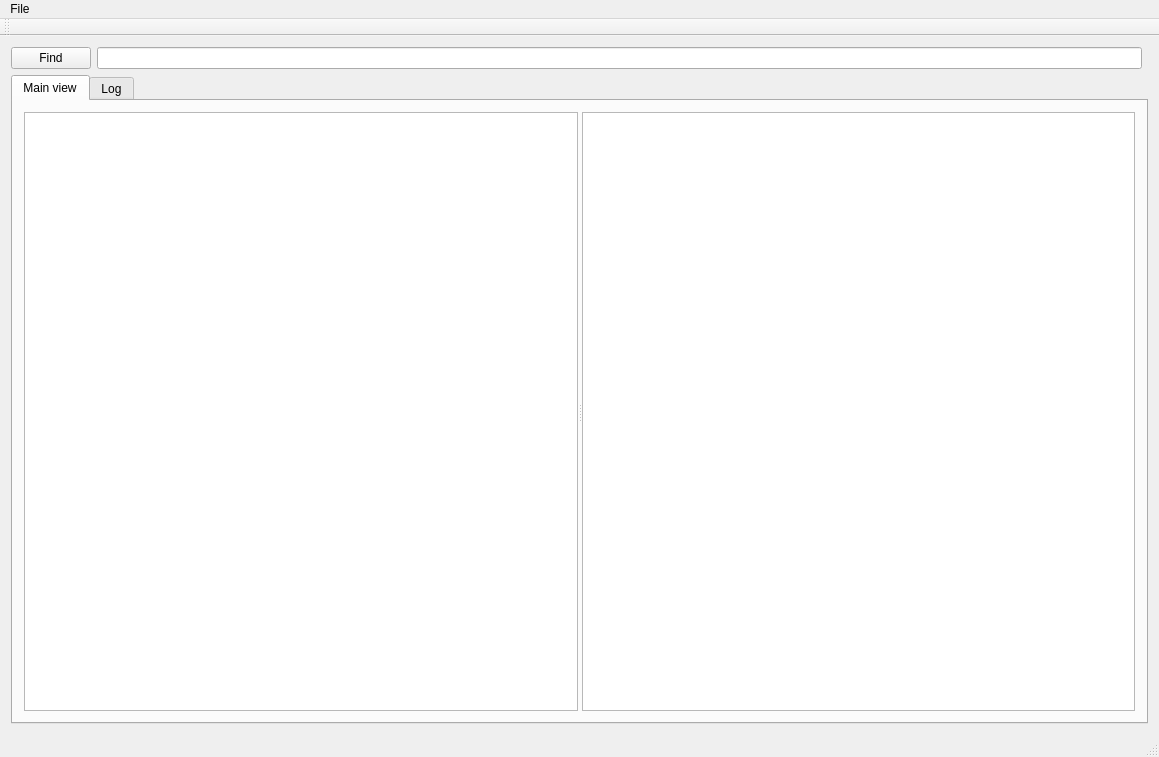
Qt form BusConfigUI/BusConfigUI.ui (Patryk-97/BusConfig) before a commit.
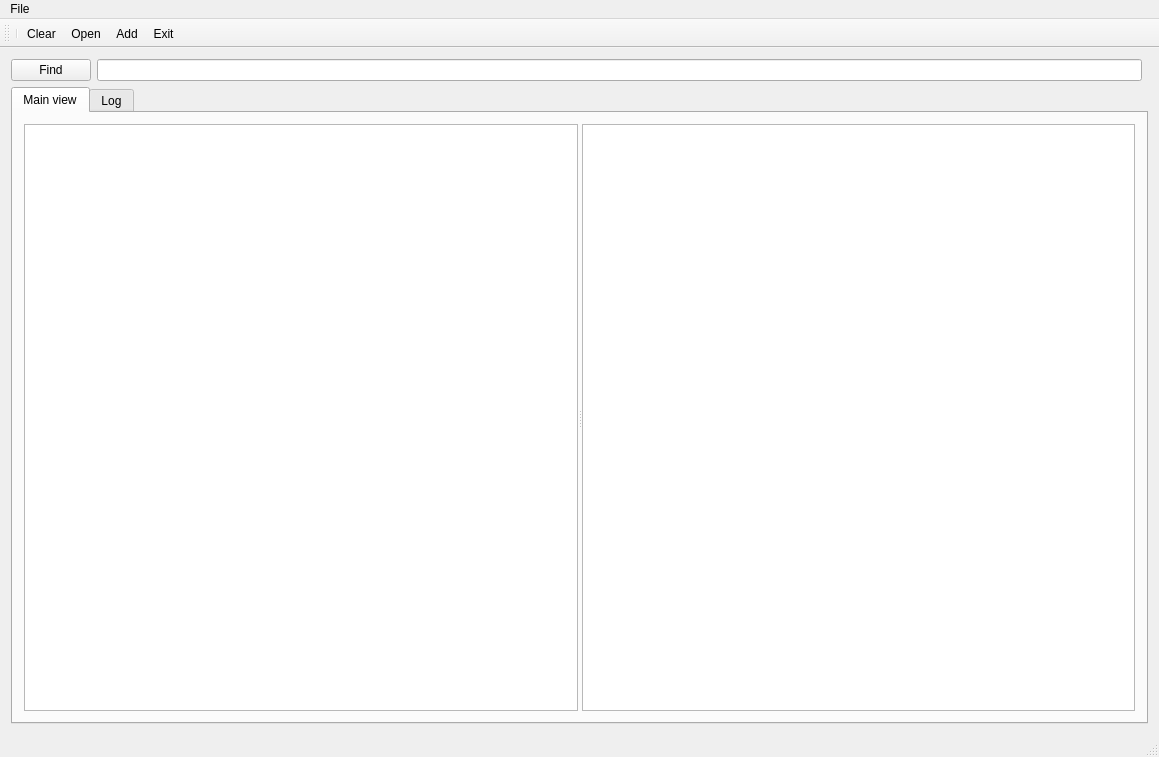
The same form after that commit. Icons and pictures are not drawn.

Commit message: Added icons to qt resource file, added actions

What changed in the file:
```diff
--- a/BusConfigUI/BusConfigUI.ui
+++ b/BusConfigUI/BusConfigUI.ui
@@ -110,12 +110,20 @@
    <addaction name="menu_Main"/>
   </widget>
   <widget class="QToolBar" name="mainToolBar">
+   <property name="toolButtonStyle">
+    <enum>Qt::ToolButtonTextBesideIcon</enum>
+   </property>
    <attribute name="toolBarArea">
     <enum>TopToolBarArea</enum>
    </attribute>
    <attribute name="toolBarBreak">
     <bool>false</bool>
    </attribute>
+   <addaction name="separator"/>
+   <addaction name="actionClear"/>
+   <addaction name="actionOpen"/>
+   <addaction name="actionAdd"/>
+   <addaction name="actionExit"/>
   </widget>
   <widget class="QStatusBar" name="statusBar"/>
   <action name="actionOpen">
@@ -123,6 +131,33 @@
     <string>Open</string>
    </property>
   </action>
+  <action name="actionAdd">
+   <property name="icon">
+    <iconset resource="BusConfigUI.qrc">
+     <normaloff>:/BusConfigUI/Icons/add.png</normaloff>:/BusConfigUI/Icons/add.png</iconset>
+   </property>
+   <property name="text">
+    <string>Add</string>
+   </property>
+  </action>
+  <action name="actionExit">
+   <property name="icon">
+    <iconset resource="BusConfigUI.qrc">
+     <normaloff>:/BusConfigUI/Icons/exit.png</normaloff>:/BusConfigUI/Icons/exit.png</iconset>
+   </property>
+   <property name="text">
+    <string>Exit</string>
+   </property>
+  </action>
+  <action name="actionClear">
+   <property name="icon">
+    <iconset resource="BusConfigUI.qrc">
+     <normaloff>:/BusConfigUI/Icons/clear.png</normaloff>:/BusConfigUI/Icons/clear.png</iconset>
+   </property>
+   <property name="text">
+    <string>Clear</string>
+   </property>
+  </action>
  </widget>
  <layoutdefault spacing="6" margin="11"/>
  <resources>
```
Left out of the diff: 11 changed lines with no effect on the pictures. The commit also changes 8 other files.
